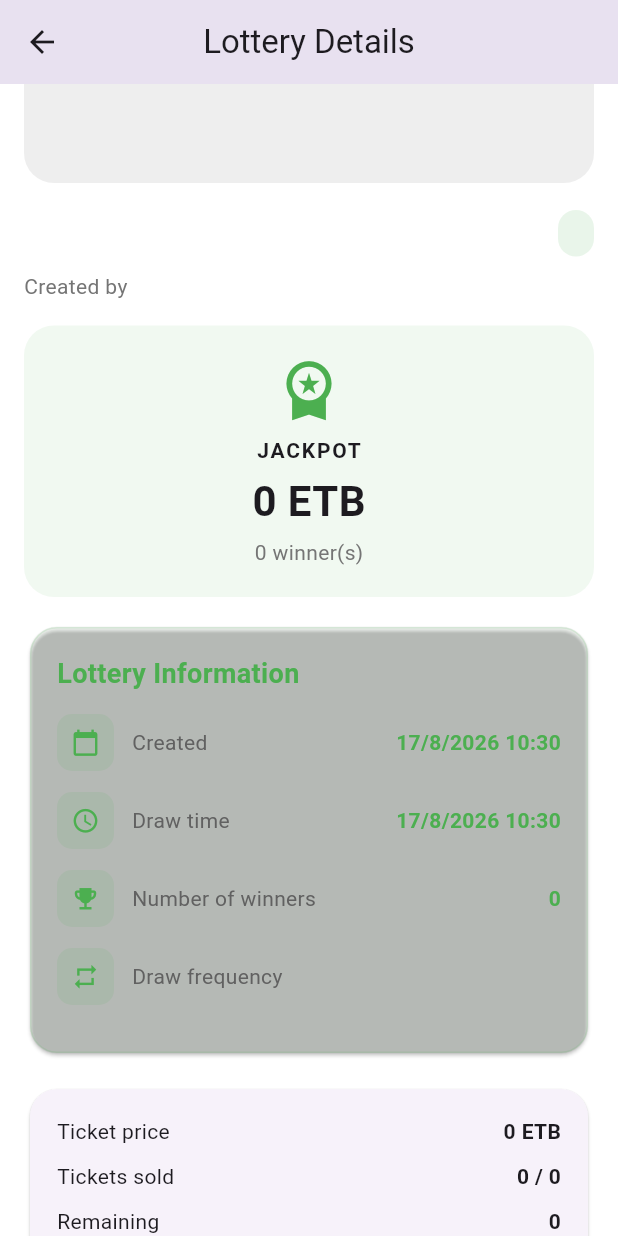
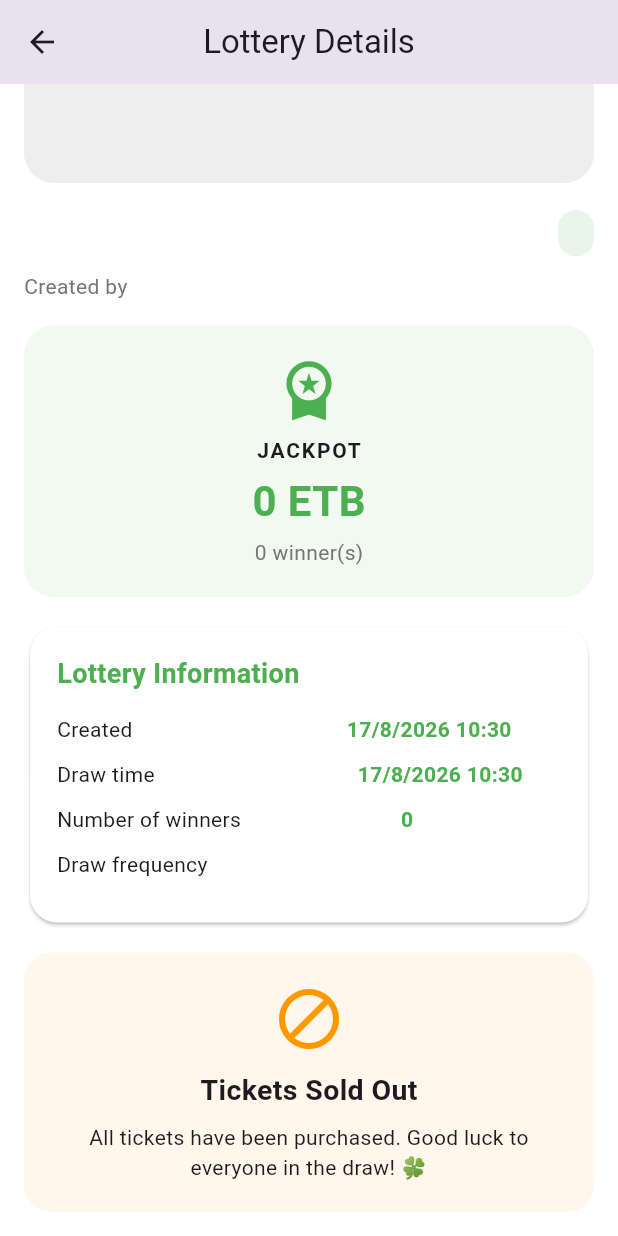
Before and after one commit to moonlightfik/luckyeta-lottery-app, a Flutter app: the LotteryDetails screen opened directly with empty values, scrolled down 170 dp, on a phone screen of 412 x 824 dp. Run offline on Flutter 3.47's test engine with Material 3 defaults, Android fonts, the phone set to English and light mode, and no system bars; our stand-ins replace cloud_firestore, firebase_auth, firebase_core, image_picker, shared_preferences; accounts and stored records are empty.

Commit message:
fixed a theme and purchase limit

```diff
--- a/lib/features/lottery_details/lottery_details.dart
+++ b/lib/features/lottery_details/lottery_details.dart
@@ -96,27 +96,19 @@ class LotteryDetails extends StatelessWidget {
     final user = FirebaseAuth.instance.currentUser;
 
     final String title = lottery.title;
+    final String description = lottery.description;
+    final String status = lottery.status;
 
-    final String description =
-        lottery.description;
-
-    final String status =
-        lottery.status;
-
-    final int jackpot =
-        lottery.jackpot.toInt();
-
+    final int jackpot = lottery.jackpot.toInt();
     final int pricePerTicket =
         lottery.pricePerTicket.toInt();
 
-    final int totalTickets =
-        lottery.totalTickets;
+    final int totalTickets = lottery.totalTickets;
+    final int ticketsSold = lottery.ticketsSold;
 
-    final int ticketsSold =
-        lottery.ticketsSold;
-
+    // Calculate remaining tickets directly.
     final int remainingTickets =
-        lottery.remainingTickets;
+        (totalTickets - ticketsSold).clamp(0, totalTickets);
 
     final int maxTicketsPerUser =
         lottery.maxTicketsPerUser;
@@ -228,29 +220,8 @@ class LotteryDetails extends StatelessWidget {
                 // LOTTERY INFORMATION
                 // ==================================================
 
-                _buildExtraLotteryInfo(
+                _buildLotteryInformation(
                   lottery,
-                ),
-
-                const SizedBox(height: 16),
-
-                // ==================================================
-                // TICKET INFORMATION
-                // ==================================================
-
-                _buildInfoCard(
-                  pricePerTicket:
-                      pricePerTicket,
-                  ticketsSold:
-                      ticketsSold,
-                  totalTickets:
-                      totalTickets,
-                  remainingTickets:
-                      remainingTickets,
-                  maxTicketsPerUser:
-                      maxTicketsPerUser,
-                  userTicketCount:
-                      userTicketCount,
                 ),
 
                 const SizedBox(height: 16),
@@ -346,6 +317,7 @@ class LotteryDetails extends StatelessWidget {
             child: const Icon(
               Icons.image_not_supported,
               size: 60,
+              color: Colors.green,
             ),
           );
         },
@@ -403,15 +375,15 @@ class LotteryDetails extends StatelessWidget {
 
     switch (status) {
       case 'COMPLETED':
-        color = Colors.green;
+        color = Colors.green.shade700;
         break;
 
       case 'DRAWING':
-        color = Colors.green;
+        color = Colors.orange;
         break;
 
       case 'SOLD_OUT':
-        color = Colors.green;
+        color = Colors.red;
         break;
 
       default:
@@ -480,6 +452,7 @@ class LotteryDetails extends StatelessWidget {
               fontSize: 28,
               fontWeight:
                   FontWeight.bold,
+              color: Colors.green,
             ),
           ),
           const SizedBox(height: 4),
@@ -495,105 +468,18 @@ class LotteryDetails extends StatelessWidget {
   }
 
   // ============================================================
-  // TICKET INFORMATION
-  // ============================================================
-
-  Widget _buildInfoCard({
-    required int pricePerTicket,
-    required int ticketsSold,
-    required int totalTickets,
-    required int remainingTickets,
-    required int maxTicketsPerUser,
-    required int userTicketCount,
-  }) {
-    final double progress =
-        totalTickets <= 0
-            ? 0
-            : (ticketsSold / totalTickets)
-                .clamp(0.0, 1.0);
-
-    return Card(
-      elevation: 1,
-      shape: RoundedRectangleBorder(
-        borderRadius:
-            BorderRadius.circular(18),
-      ),
-      child: Padding(
-        padding: const EdgeInsets.all(18),
-        child: Column(
-          children: [
-            _infoRow(
-              'Ticket price',
-              '$pricePerTicket ETB',
-            ),
-            _infoRow(
-              'Tickets sold',
-              '$ticketsSold / $totalTickets',
-            ),
-            _infoRow(
-              'Remaining',
-              '$remainingTickets',
-            ),
-            _infoRow(
-              'Your tickets',
-              '$userTicketCount / '
-                  '$maxTicketsPerUser',
-            ),
-            const SizedBox(height: 12),
-            LinearProgressIndicator(
-              value: progress,
-              minHeight: 8,
-              borderRadius:
-                  BorderRadius.circular(10),
-              color: Colors.green,
-            ),
-          ],
-        ),
-      ),
-    );
-  }
-
-  Widget _infoRow(
-    String title,
-    String value,
-  ) {
-    return Padding(
-      padding:
-          const EdgeInsets.only(
-        bottom: 10,
-      ),
-      child: Row(
-        children: [
-          Text(title),
-          const Spacer(),
-          Text(
-            value,
-            style: const TextStyle(
-              fontWeight:
-                  FontWeight.bold,
-            ),
-          ),
-        ],
-      ),
-    );
-  }
-
-  // ============================================================
   // LOTTERY INFORMATION
   // ============================================================
 
-  Widget _buildExtraLotteryInfo(
+  Widget _buildLotteryInformation(
     Lottery lottery,
   ) {
     return Card(
       elevation: 1,
-      color: Colors.green.withOpacity(.04),
+      color: Colors.white,
       shape: RoundedRectangleBorder(
         borderRadius:
             BorderRadius.circular(18),
-        side: BorderSide(
-          color: Colors.green.withOpacity(.15),
-        ),
       ),
       child: Padding(
         padding:
@@ -614,92 +500,38 @@ class LotteryDetails extends StatelessWidget {
 
             const SizedBox(height: 14),
 
-            _greenInfoRow(
-              Icons.calendar_today,
+            // Created time
+            _infoRow(
               'Created',
               _formatDate(
                 lottery.createdAt,
               ),
             ),
 
-            _greenInfoRow(
-              Icons.schedule,
+            // Draw time
+            _infoRow(
               'Draw time',
               lottery.nextDrawAt != null
                   ? _formatDate(
                       lottery.nextDrawAt!,
                     )
-                  : 'Not set',
+                  : 'Not scheduled',
             ),
 
-            _greenInfoRow(
-              Icons.emoji_events,
+            // Number of winners
+            _infoRow(
               'Number of winners',
               '${lottery.numberOfWinners}',
             ),
 
-            _greenInfoRow(
-              Icons.repeat,
+            // Draw frequency
+            _infoRow(
               'Draw frequency',
               lottery.drawFrequency ??
                   'One time',
             ),
           ],
         ),
-      ),
-    );
-  }
-
-  Widget _greenInfoRow(
-    IconData icon,
-    String title,
-    String value,
-  ) {
-    return Padding(
-      padding:
-          const EdgeInsets.only(
-        bottom: 14,
-      ),
-      child: Row(
-        children: [
-          Container(
-            width: 38,
-            height: 38,
-            decoration: BoxDecoration(
-              color:
-                  Colors.green.withOpacity(.10),
-              borderRadius:
-                  BorderRadius.circular(10),
-            ),
-            child: Icon(
-              icon,
-              color: Colors.green,
-              size: 19,
-            ),
-          ),
-
-          const SizedBox(width: 12),
-
-          Expanded(
-            child: Text(
-              title,
-              style: TextStyle(
-                color:
-                    Colors.grey.shade700,
-              ),
-            ),
-          ),
-
-          Text(
-            value,
-            textAlign: TextAlign.right,
-            style: const TextStyle(
-              fontWeight:
-                  FontWeight.bold,
-              color: Colors.green,
-            ),
-          ),
-        ],
       ),
     );
   }
@@ -721,6 +553,7 @@ class LotteryDetails extends StatelessWidget {
             fontSize: 18,
             fontWeight:
                 FontWeight.bold,
+            color: Colors.green,
           ),
         ),
         const SizedBox(height: 8),
@@ -750,36 +583,56 @@ class LotteryDetails extends StatelessWidget {
     required bool reachedLimit,
     required bool noTicketsLeft,
   }) {
-    if (userTickets.isNotEmpty) {
-      return _buildUserTickets(
+    return Column(
+      children: [
+        // --------------------------------------------------------
+        // USER'S EXISTING TICKETS
+        // --------------------------------------------------------
+
+        if (userTickets.isNotEmpty)
+          _buildUserTickets(
             userTickets,
             maxTicketsPerUser,
-      );
-    }
+          ),
 
-    if (noTicketsLeft) {
-      return _messageCard(
+        if (userTickets.isNotEmpty)
+          const SizedBox(height: 16),
+
+        // --------------------------------------------------------
+        // SOLD OUT
+        // --------------------------------------------------------
+
+        if (noTicketsLeft)
+          _messageCard(
             icon: Icons.block,
             color: Colors.orange,
             title: 'Tickets Sold Out',
             message:
                 'All tickets have been purchased. '
                 'Good luck to everyone in the draw! 🍀',
-      );
-    }
+          )
 
-    if (reachedLimit) {
-      return _messageCard(
+        // --------------------------------------------------------
+        // USER LIMIT REACHED
+        // --------------------------------------------------------
+
+        else if (reachedLimit)
+          _messageCard(
             icon: Icons.check_circle,
             color: Colors.green,
             title: 'Ticket Limit Reached',
             message:
                 'You have reached your ticket limit '
-            'for this lottery.\n\nGood luck! 🍀',
-      );
-    }
+                'for this lottery.\n\n'
+                'Good luck! 🍀',
+          )
 
-    return Column(
+        // --------------------------------------------------------
+        // CHOOSE TICKETS
+        // --------------------------------------------------------
+
+        else
+          Column(
             children: [
               SizedBox(
                 width: double.infinity,
@@ -799,8 +652,10 @@ class LotteryDetails extends StatelessWidget {
                       : null,
                   style:
                       ElevatedButton.styleFrom(
-              backgroundColor: Colors.green,
-              foregroundColor: Colors.white,
+                    backgroundColor:
+                        Colors.green,
+                    foregroundColor:
+                        Colors.white,
                     padding:
                         const EdgeInsets.symmetric(
                       vertical: 16,
@@ -808,12 +663,17 @@ class LotteryDetails extends StatelessWidget {
                     shape:
                         RoundedRectangleBorder(
                       borderRadius:
-                    BorderRadius.circular(15),
+                          BorderRadius.circular(
+                        15,
                       ),
                     ),
-            child: const Text(
-              'Choose Tickets',
-              style: TextStyle(
+                  ),
+                  child: Text(
+                    userTickets.isEmpty
+                        ? 'Choose Tickets'
+                        : 'Buy More Tickets',
+                    style:
+                        const TextStyle(
                       fontSize: 16,
                       fontWeight:
                           FontWeight.bold,
@@ -824,10 +684,20 @@ class LotteryDetails extends StatelessWidget {
 
               const SizedBox(height: 10),
 
-        const Text(
-          'Choose your lucky numbers and '
-          'try your luck! 🍀',
-          textAlign: TextAlign.center,
+              Text(
+                userTickets.isEmpty
+                    ? 'Choose your lucky numbers and '
+                      'try your luck! 🍀'
+                    : 'You can buy more tickets until '
+                      'you reach your limit. 🍀',
+                textAlign:
+                    TextAlign.center,
+                style: TextStyle(
+                  color:
+                      Colors.grey.shade700,
+                ),
+              ),
+            ],
           ),
       ],
     );
@@ -843,6 +713,7 @@ class LotteryDetails extends StatelessWidget {
   ) {
     return Card(
       elevation: 1,
+      color: Colors.white,
       shape: RoundedRectangleBorder(
         borderRadius:
             BorderRadius.circular(18),
@@ -860,11 +731,10 @@ class LotteryDetails extends StatelessWidget {
                 fontSize: 18,
                 fontWeight:
                     FontWeight.bold,
+                color: Colors.green,
               ),
             ),
-
             const SizedBox(height: 6),
-
             Text(
               '${tickets.length} / '
               '$maxTicketsPerUser tickets',
@@ -872,9 +742,7 @@ class LotteryDetails extends StatelessWidget {
                 color: Colors.grey.shade600,
               ),
             ),
-
             const SizedBox(height: 16),
-
             Wrap(
               spacing: 10,
               runSpacing: 10,
@@ -894,14 +762,13 @@ class LotteryDetails extends StatelessWidget {
                 );
               }).toList(),
             ),
-
             const SizedBox(height: 18),
-
             const Text(
               '🍀 Good luck! Waiting for the draw...',
               style: TextStyle(
                 fontWeight:
                     FontWeight.w600,
+                color: Colors.green,
               ),
             ),
           ],
@@ -1036,19 +903,19 @@ class LotteryDetails extends StatelessWidget {
           const EdgeInsets.all(22),
       decoration: BoxDecoration(
         color:
-            Colors.amber.withOpacity(.12),
+            Colors.green.withOpacity(.10),
         borderRadius:
             BorderRadius.circular(20),
         border: Border.all(
           color:
-              Colors.amber.withOpacity(.4),
+              Colors.green.withOpacity(.4),
         ),
       ),
       child: Column(
         children: [
           const Icon(
             Icons.emoji_events,
-            color: Colors.amber,
+            color: Colors.green,
             size: 65,
           ),
           const SizedBox(height: 10),
@@ -1058,6 +925,7 @@ class LotteryDetails extends StatelessWidget {
               fontSize: 26,
               fontWeight:
                   FontWeight.bold,
+              color: Colors.green,
             ),
           ),
           const SizedBox(height: 8),
@@ -1083,6 +951,7 @@ class LotteryDetails extends StatelessWidget {
               fontWeight:
                   FontWeight.bold,
               fontSize: 18,
+              color: Colors.green,
             ),
           ),
         ],
@@ -1188,6 +1057,7 @@ class LotteryDetails extends StatelessWidget {
                 fontSize: 19,
                 fontWeight:
                     FontWeight.bold,
+                color: Colors.green,
               ),
             ),
             const SizedBox(height: 15),
@@ -1276,7 +1146,40 @@ class LotteryDetails extends StatelessWidget {
   }
 
   // ============================================================
-  // HELPERS
+  // INFO ROW
+  // ============================================================
+
+  Widget _infoRow(
+    String title,
+    String value,
+  ) {
+    return Padding(
+      padding:
+          const EdgeInsets.only(
+        bottom: 10,
+      ),
+      child: Row(
+        children: [
+          Text(title),
+          const Spacer(),
+          Flexible(
+            child: Text(
+              value,
+              textAlign: TextAlign.right,
+              style: const TextStyle(
+                fontWeight:
+                    FontWeight.bold,
+                color: Colors.green,
+              ),
+            ),
+          ),
+        ],
+      ),
+    );
+  }
+
+  // ============================================================
+  // DATE FORMAT
   // ============================================================
 
   String _formatDate(DateTime date) {
```
Lines whose indentation alone changed are shown as unchanged.
